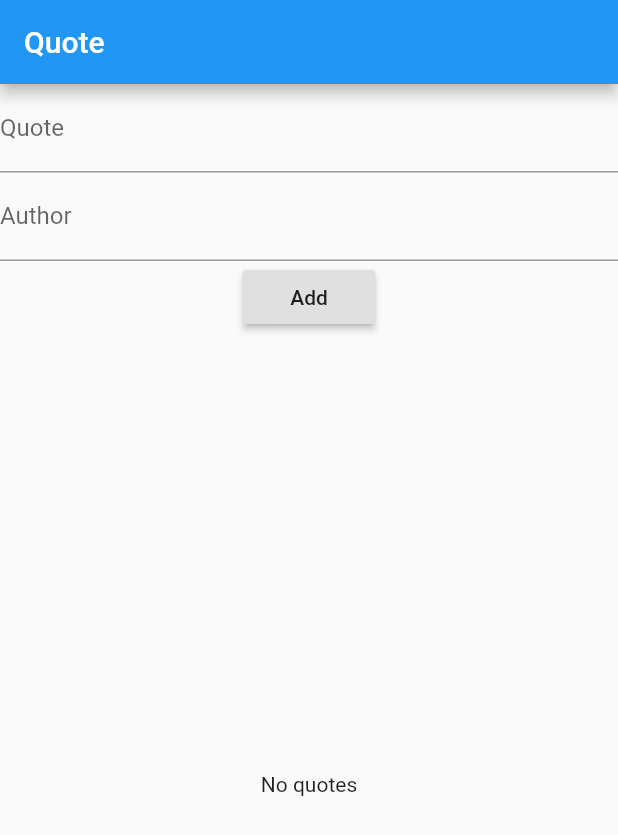
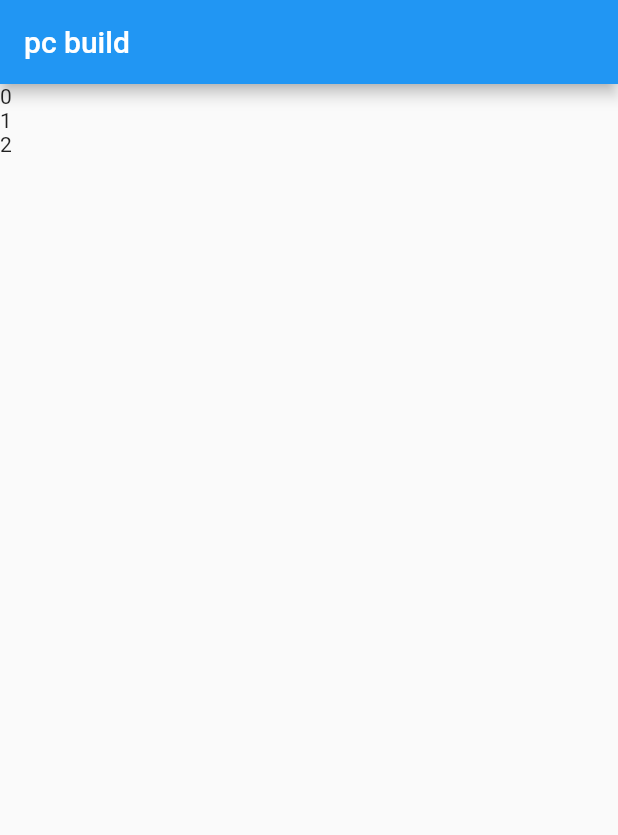
Before and after one commit to ipoobest/flutter101, a Flutter app: the screen it shows after launch, on a phone screen of 412 x 824 dp. Shown: the top 835 px of the screen. Run offline on Flutter 3.47's test engine with Material 2 defaults, Android fonts, the phone set to English and light mode, and no system bars.

```diff
--- a/lib/main.dart
+++ b/lib/main.dart
@@ -1,125 +1,50 @@
 import 'package:flutter/material.dart';
 
-main(){
-  runApp(QuoteApp());
+void main(List<String> args) {
+  runApp(MyApp());
 }
 
-class QuoteApp extends StatelessWidget {
+class MyApp extends StatelessWidget {
   @override
   Widget build(BuildContext context) {
     return MaterialApp(
-      title: 'Quote',
-      home: StatefulHomePage(),
+      home: HomePage(),
     );
   }
 }
 
-class Quote {
-  final String text;
-  final String author;
-  Quote(this.text, this.author);
-}
-
-class StatefulHomePage extends StatefulWidget {
-  @override
-  _StatefulHomePageState createState() => _StatefulHomePageState();
-}
-
-class _StatefulHomePageState extends State<StatefulHomePage> {
-  final _formkey = GlobalKey<FormState>();
-  String _inputQuote;
-  String _inputAuthor;
-
-  List<Quote> quotes = [];
+class HomePage extends StatelessWidget {
   @override
   Widget build(BuildContext context) {
-     return Scaffold(
+    return Scaffold(
       appBar: AppBar(
-        title: Text('Quote'),
+        title: Text('pc build'),
       ),
-      body: Column(
-        children: <Widget>[
-          Form(
-            key: _formkey,
-            child: Column(
-              children: <Widget>[
-                TextFormField(
-                   decoration: InputDecoration(labelText: 'Quote'),
-                   onSaved: (String value){
-                    _inputQuote = value;
-                   },
-                ),
-                TextFormField(
-                   decoration: InputDecoration(labelText: 'Author'),
-                   onSaved: (String value){
-                     _inputAuthor = value;
-                   },
-                ),
-                RaisedButton(
-                  onPressed: (){
-                    _formkey.currentState.save();
-                    print(_inputAuthor);
-                    print(_inputQuote);
-                    setState(() {
-                      quotes.insert(0 ,Quote(_inputQuote, _inputAuthor));
-                    });
-                    _formkey.currentState.reset();
-                  },
-                  child: Text('Add'),
-                ),
-              ],
-            ),
-          ),
-          Expanded(
-            child: quotes.length == 0
-              ? Center(child: Text('No quotes'),
-            )
-            : ListView.builder(
-              itemCount: quotes.length,
-                itemBuilder: (BuildContext context, int index){
-                  return QuoteCard(quotes[index].text, quotes[index].author);
-                },
-            ),
-          ),
-        ],
+      body: ListView.builder(
+        itemCount: 3,
+        itemBuilder:(context, index)  {
+          return GestureDetector(
+            onTap: () =>
+              Navigator.push(context, MaterialPageRoute(
+                builder: (context) => DetailPage(),
+              )),
+            child: Text('$index'));
+        },
       ),
     );
   }
 }
 
-
-class QuoteCard extends StatelessWidget {
-  final String _text;
-  final String _author;
-  const QuoteCard(this._text, this._author,{
-    Key key,
-  }) : super(key: key);
-
+class DetailPage extends StatelessWidget {
   @override
   Widget build(BuildContext context) {
-    return Card(
-      margin: EdgeInsets.all(8),
-      elevation: 10,
-      child: Column(
-        children: <Widget>[
-          Padding(
-            padding: const EdgeInsets.all(8),
-            child: Text(
-              '$_text',
-              style: TextStyle(
-                fontSize: 20,
-
-                ),
-              ),
+    return Scaffold(
+      appBar: AppBar(title: Text('Detail page')),
+          body: Container(
+          child: RaisedButton(
+            child: Text('Back'),
+            onPressed: () => Navigator.pop(context),
           ),
-          Container(
-            alignment: Alignment(1, 0),
-            padding: const EdgeInsets.all(8),
-            child: Text(
-              '$_author',
-              style: TextStyle(fontStyle: FontStyle.italic),),
-          ),
-        ],
       ),
     );
   }
```
